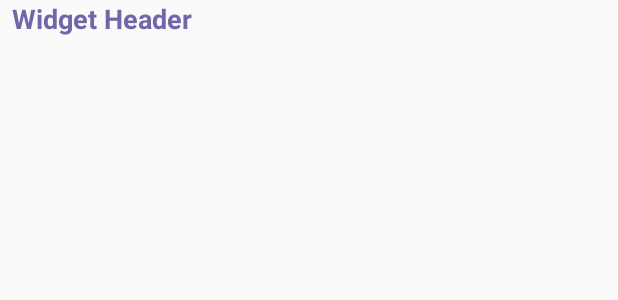
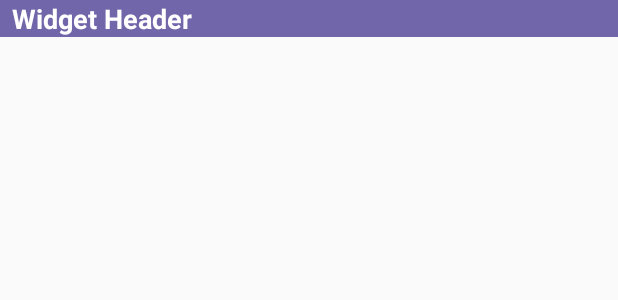
Before and after one commit to AnugrahRochmat/BakingTime, an Android app: the layout baking_time_widget.xml on its own in the app's theme, with its tools: preview values and no code run, on a phone screen of 412 x 824 dp. Shown: the top 300 px of the screen. Run offline under Robolectric (Android 15) with nearby library versions, the phone set to English and light mode, and no system bars.

Commit message:
widget created

```diff
--- a/app/src/main/res/layout/baking_time_widget.xml
+++ b/app/src/main/res/layout/baking_time_widget.xml
@@ -7,14 +7,15 @@
         android:id="@+id/widget_layout_header"
         android:layout_width="match_parent"
         android:layout_height="wrap_content"
-        android:orientation="horizontal">
+        android:orientation="horizontal"
+        android:background="@color/colorPrimary">
         <TextView
             android:id="@+id/widget_header"
             android:layout_width="wrap_content"
             android:layout_height="wrap_content"
             android:text="Widget Header"
             android:layout_gravity="center_vertical"
-            android:textColor="@color/scampi"
+            android:textColor="@color/colorWhite"
             android:textAppearance="?android:attr/textAppearanceMedium"
             android:textStyle="bold"
             android:paddingStart="@dimen/margin_padding_8"
@@ -26,6 +27,7 @@
     <ListView
         android:id="@+id/widget_list"
         android:layout_width="match_parent"
-        android:layout_height="wrap_content"/>
+        android:layout_height="wrap_content"
+        android:background="@color/colorWhite"/>
 
 </LinearLayout>
```
